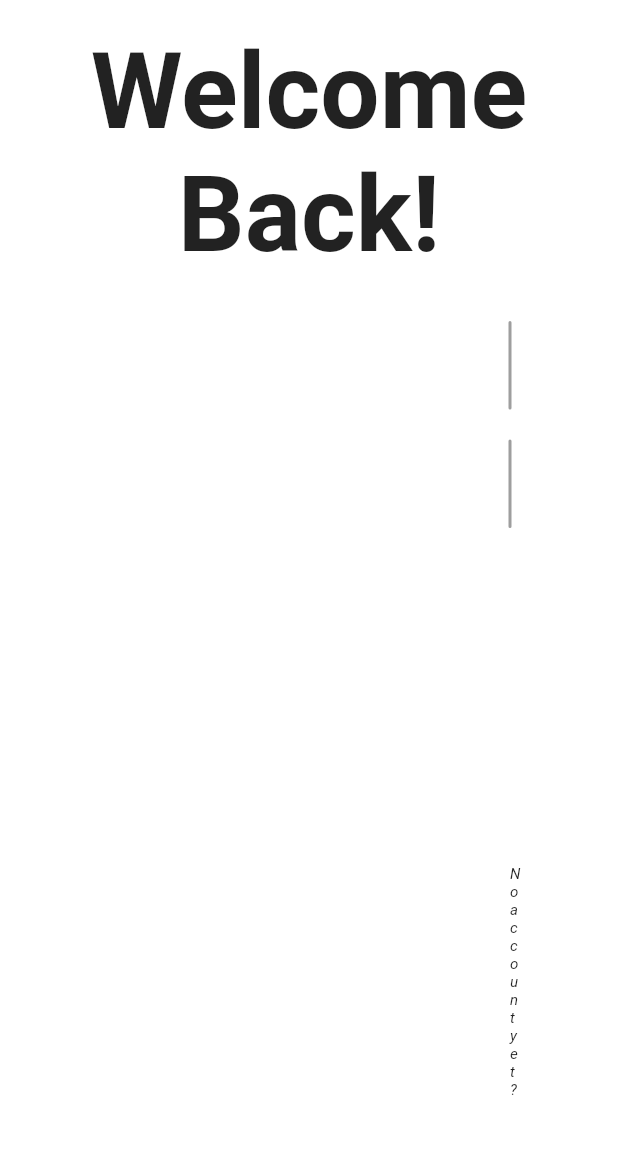
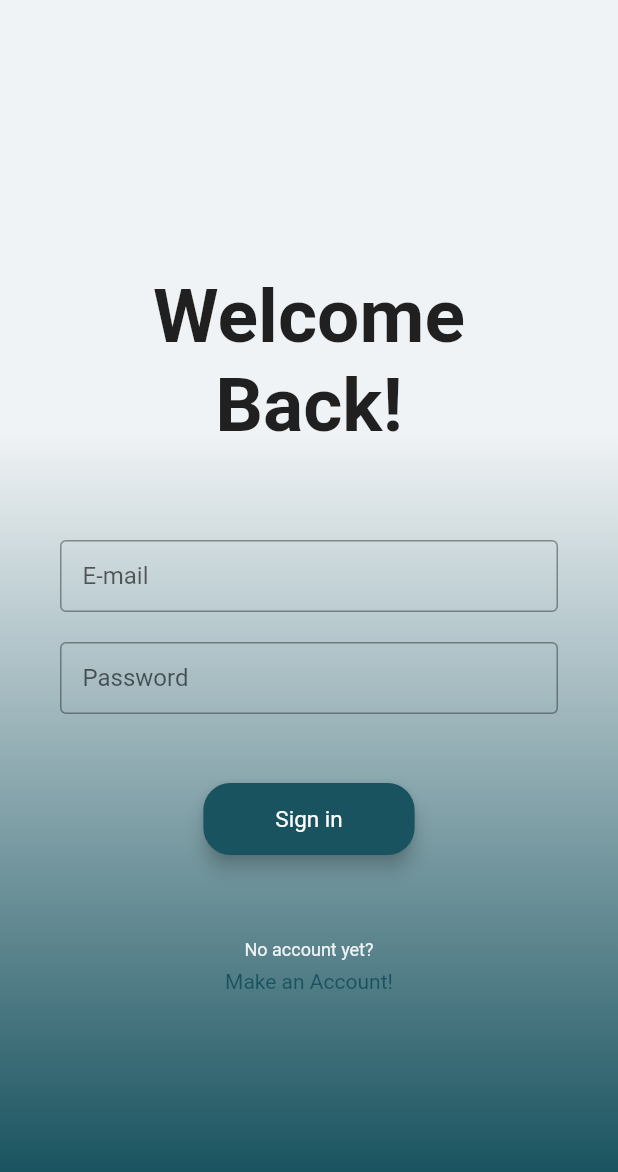
Before and after one commit to sadgezy/stals_frontend, a Flutter app: the SignInPage screen opened by its route, on a phone screen of 412 x 824 dp. Shown: the top 1172 px of the screen. Run offline on Flutter 3.47's test engine with Material 2 defaults, Android fonts, the phone set to English and light mode, and no system bars.

Commit message:
ui: edited signin page based on model

```diff
--- a/lib/screens/signin.dart
+++ b/lib/screens/signin.dart
@@ -27,6 +27,7 @@ class _SignInPageState extends State<SignInPage> {
           },
           decoration: const InputDecoration(
             border: OutlineInputBorder(),
+            contentPadding: EdgeInsets.symmetric(vertical: 8, horizontal: 15),
             labelText: 'E-mail',
           ),
         ));
@@ -44,6 +45,7 @@ class _SignInPageState extends State<SignInPage> {
           obscureText: true,
           decoration: const InputDecoration(
             border: OutlineInputBorder(),
+            contentPadding: EdgeInsets.symmetric(vertical: 8, horizontal: 15),
             labelText: 'Password',
           ),
         ));
@@ -53,45 +55,65 @@ class _SignInPageState extends State<SignInPage> {
       child: ElevatedButton(
         onPressed: () {},
         style: ElevatedButton.styleFrom(
-            shape: const StadiumBorder(),
-            backgroundColor: const Color.fromARGB(255, 67, 134, 221),
-            padding: const EdgeInsets.symmetric(horizontal: 44, vertical: 22),
-            textStyle:
-                const TextStyle(fontSize: 18, fontWeight: FontWeight.bold)),
-        child: const Text('Login', style: TextStyle(color: Colors.white)),
+            shape: RoundedRectangleBorder(
+              borderRadius: BorderRadius.circular(18),
+            ),
+            shadowColor: Colors.black,
+            elevation: 5,
+            backgroundColor: const Color.fromARGB(255, 25, 83, 95),
+            padding: const EdgeInsets.symmetric(horizontal: 48, vertical: 15),
+            textStyle: const TextStyle(
+              fontSize: 15,
+            )),
+        child: const Text('Sign in', style: TextStyle(color: Colors.white)),
       ),
     );
 
-    final signupButton = ElevatedButton(
-      onPressed: () async {
+    final signupButton = Container(
+        child: GestureDetector(
+      onTap: () async {
         Navigator.of(context).push(
           MaterialPageRoute(
             builder: (context) => const SignUpPage(),
           ),
         );
       },
-      style: ElevatedButton.styleFrom(
-          shape: const StadiumBorder(),
-          backgroundColor: const Color.fromARGB(255, 67, 134, 221),
-          padding: const EdgeInsets.symmetric(horizontal: 26, vertical: 13),
-          textStyle: const TextStyle(fontSize: 12)),
-      child: const Text('Sign Up', style: TextStyle(color: Colors.white)),
-    );
+      child: const Text(
+        'Make an Account!',
+        style: TextStyle(color: Color.fromARGB(255, 25, 83, 95)),
+      ),
+    ));
+
+    // ElevatedButton(
+    //   onPressed: () async {
+    //     Navigator.of(context).push(
+    //       MaterialPageRoute(
+    //         builder: (context) => const SignUpPage(),
+    //       ),
+    //     );
+    //   },
+    //   style: ElevatedButton.styleFrom(
+    //       shape: const StadiumBorder(),
+    //       backgroundColor: const Color.fromARGB(255, 25, 83, 95),
+    //       padding: const EdgeInsets.symmetric(horizontal: 26, vertical: 13),
+    //       textStyle: const TextStyle(fontSize: 12)),
+    //   child: const Text('Sign Up', style: TextStyle(color: Colors.white)),
+    // );
 
     final loginFields = Container(
-      margin: const EdgeInsets.symmetric(horizontal: 300),
       child: Column(
         children: [
           email,
           const Padding(padding: EdgeInsets.symmetric(vertical: 10)),
           password,
-          const Padding(padding: EdgeInsets.symmetric(vertical: 12)),
+          const Padding(padding: EdgeInsets.symmetric(vertical: 15)),
           loginButton,
-          const Padding(padding: EdgeInsets.symmetric(vertical: 10)),
+          const Padding(padding: EdgeInsets.symmetric(vertical: 20)),
           const Text(
             "No account yet?",
             textAlign: TextAlign.center,
-            style: TextStyle(fontSize: 10, fontStyle: FontStyle.italic),
+            style: TextStyle(
+                fontSize: 12, color: Color.fromARGB(255, 240, 243, 245)),
           ),
           const Padding(padding: EdgeInsets.symmetric(vertical: 3)),
           signupButton
@@ -100,8 +122,18 @@ class _SignInPageState extends State<SignInPage> {
     );
 
     return Scaffold(
-      backgroundColor: Colors.white,
-      body: Center(
+        body: Container(
+      decoration: const BoxDecoration(
+          gradient: LinearGradient(
+        begin: Alignment.topCenter,
+        end: Alignment.bottomCenter,
+        colors: [
+          Color.fromARGB(255, 240, 243, 245),
+          Color.fromARGB(255, 25, 83, 95)
+        ],
+        stops: [0.35, 0.95],
+      )),
+      child: Center(
         child: ListView(
           shrinkWrap: true,
           padding: const EdgeInsets.only(left: 40.0, right: 40.0),
@@ -110,13 +142,13 @@ class _SignInPageState extends State<SignInPage> {
             const Text(
               "Welcome Back!",
               textAlign: TextAlign.center,
-              style: TextStyle(fontSize: 70, fontWeight: FontWeight.bold),
+              style: TextStyle(fontSize: 50, fontWeight: FontWeight.bold),
             ),
-            const Padding(padding: EdgeInsets.symmetric(vertical: 15)),
+            const Padding(padding: EdgeInsets.symmetric(vertical: 30)),
             loginFields
           ],
         ),
       ),
-    );
+    ));
   }
 }
```
